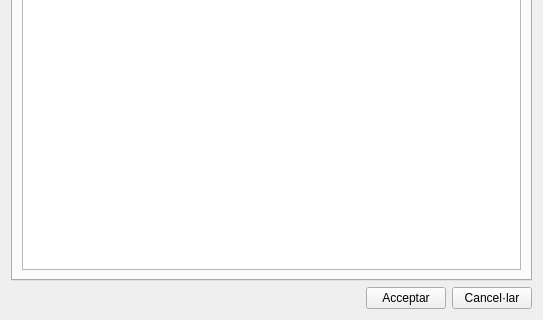
This is ui/resources_management.ui in Giswater/giswater_qgis_plugin as Qt 5 draws it before an edit; both pictures show x 0 to 543 and y 166 to 486 of the 543 by 486 pixel window. The edited form follows.
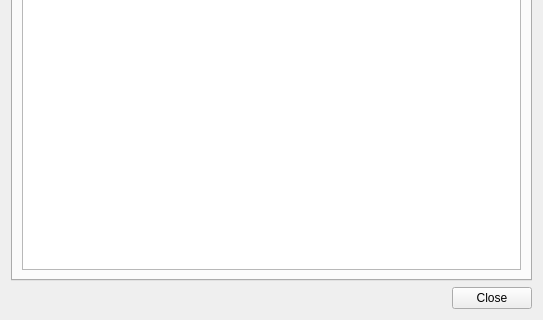
This is the edited form.

Commit message: Enhancement and bug fix: remove accept/cancel button on resources_management and team_management ui and use close

```diff
--- a/ui/resources_management.ui
+++ b/ui/resources_management.ui
@@ -111,14 +111,7 @@
      <item>
       <widget class="QPushButton" name="btn_accept">
        <property name="text">
-        <string>Acceptar</string>
-       </property>
-      </widget>
-     </item>
-     <item>
-      <widget class="QPushButton" name="btn_cancel">
-       <property name="text">
-        <string>Cancel·lar</string>
+        <string>Close</string>
        </property>
       </widget>
      </item>
```
Left out of the diff: 13 changed lines with no effect on the pictures. The commit also changes 2 other files.
